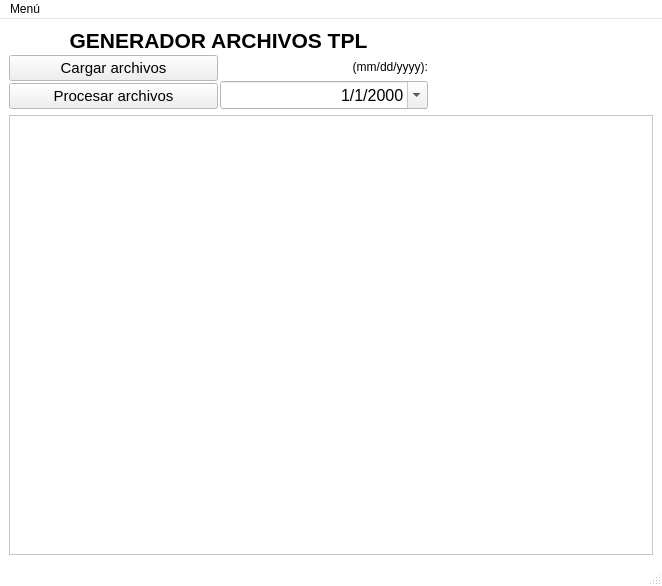
First picture: the form in gui/dialog.ui, repository Borreguin/TPL_APP, before the edit.
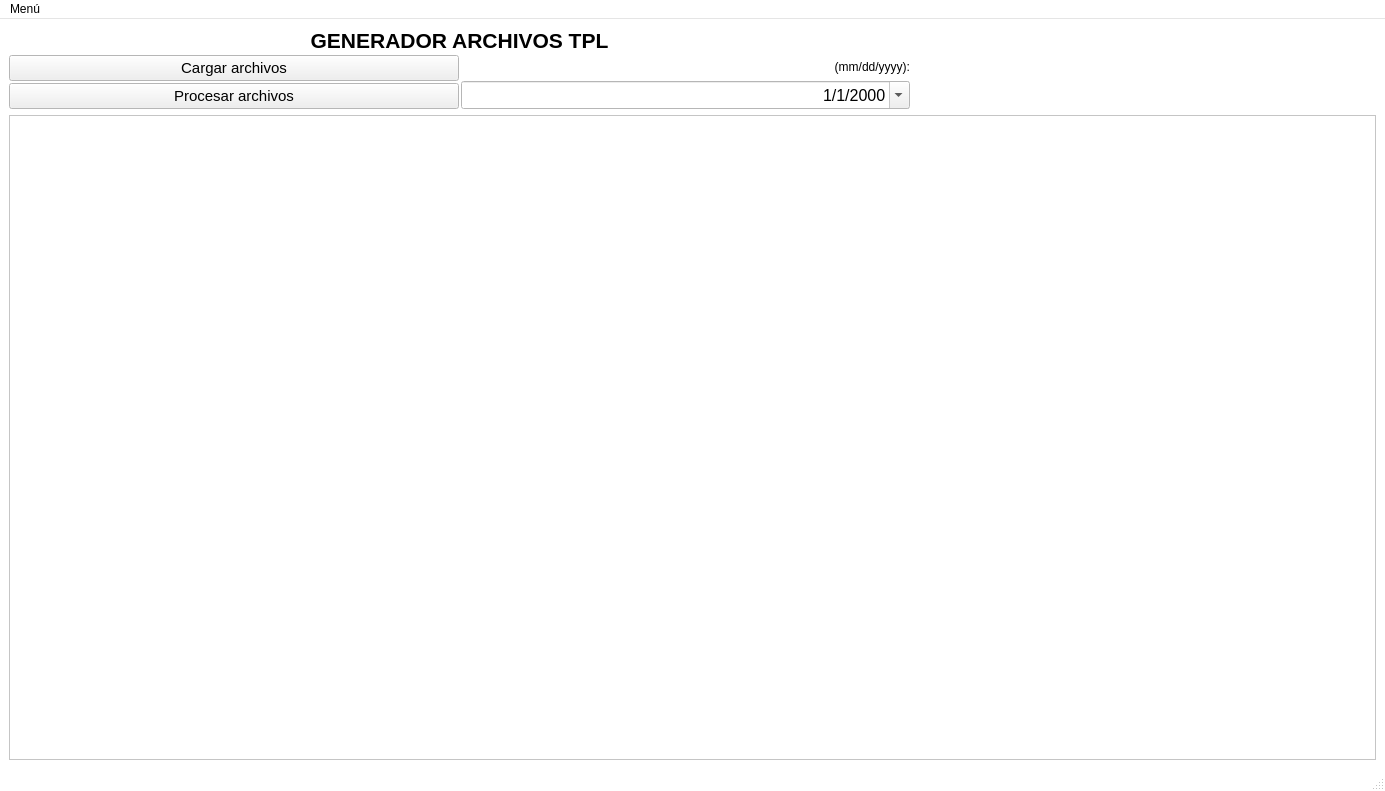
Second picture: the form after the edit. Icons and pictures are not drawn.

Patch:
```diff
--- a/gui/dialog.ui
+++ b/gui/dialog.ui
@@ -9,8 +9,8 @@
    <rect>
     <x>0</x>
     <y>0</y>
-    <width>662</width>
-    <height>586</height>
+    <width>1385</width>
+    <height>791</height>
    </rect>
   </property>
   <property name="palette">
@@ -263,8 +263,8 @@
     <rect>
      <x>0</x>
      <y>0</y>
-     <width>662</width>
-     <height>21</height>
+     <width>1385</width>
+     <height>26</height>
     </rect>
    </property>
    <widget class="QMenu" name="menuAbout">
```
Left out of the diff: 58 changed lines with no effect on the pictures.
